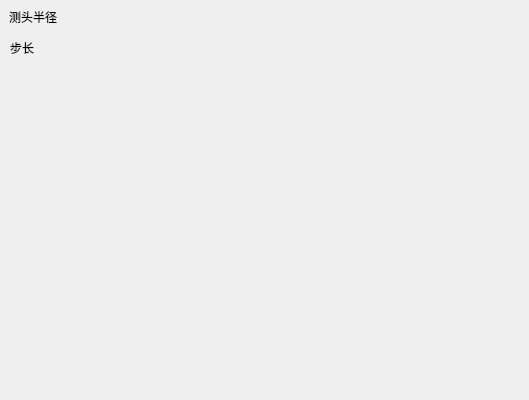
Above: Total/calculate.ui from miankongLiu/Total before the change. Below: the same form after it.
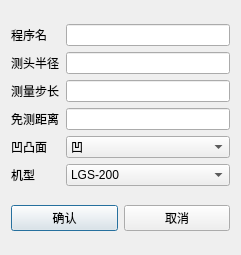
That is the form after the change. Icons and pictures are not drawn.

```diff
--- a/Total/calculate.ui
+++ b/Total/calculate.ui
@@ -6,39 +6,512 @@
    <rect>
     <x>0</x>
     <y>0</y>
-    <width>529</width>
-    <height>400</height>
+    <width>241</width>
+    <height>255</height>
    </rect>
   </property>
   <property name="windowTitle">
    <string>Dialog</string>
   </property>
-  <widget class="QLabel" name="label">
-   <property name="geometry">
-    <rect>
-     <x>10</x>
-     <y>40</y>
-     <width>54</width>
-     <height>16</height>
-    </rect>
-   </property>
-   <property name="text">
-    <string>步长</string>
-   </property>
-  </widget>
-  <widget class="QLabel" name="label_2">
-   <property name="geometry">
-    <rect>
-     <x>9</x>
-     <y>9</y>
-     <width>54</width>
-     <height>16</height>
-    </rect>
-   </property>
-   <property name="text">
-    <string>测头半径</string>
-   </property>
-  </widget>
+  <property name="styleSheet">
+   <string notr="true">QPalette{background:#F5F5F5;}QGroupBox#gboxDevicePanel&gt;QLabel{color:#000000;}
+
+QWidget#frmMain,QWidget[Form=&quot;true&quot;]{
+border:1px solid #B2B6B9;
+border-radius:0px;
+}
+
+.QFrame{
+border:1px solid #B2B6B9;
+border-radius:5px;
+}
+
+QLabel,QLineEdit,QTextEdit,QPlainTextEdit,QSpinBox,QGroupBox,QComboBox,QDateEdit,QTimeEdit,QDateTimeEdit,QSpinBox,QTreeView,QListView,QTableView,QTabWidget::pane{
+color:#000000;
+}
+
+QWidget#widget_title{
+background:qlineargradient(spread:pad,x1:0,y1:0,x2:0,y2:1,stop:0 #E1E4E6,stop:1 #CCD3D9);
+}
+
+QLabel#lab_Ico,QLabel#lab_Title{
+border-radius:0px;
+color:#000000;
+background-color:rgba(0,0,0,0);
+border-style:none;
+}
+
+QToolButton::menu-indicator{
+image:None;
+}
+
+QToolButton,QWidget#widget_frm&gt;QLabel{
+border-style:none;
+padding:10px;
+color:#000000;
+background:qlineargradient(spread:pad,x1:0,y1:0,x2:0,y2:1,stop:0 #E1E4E6,stop:1 #CCD3D9);
+}
+
+QToolButton:hover,QWidget#widget_frm&gt;QLabel:hover{
+background:qlineargradient(spread:pad,x1:0,y1:0,x2:0,y2:1,stop:0 #F2F3F4,stop:1 #E7E9EB);
+}
+
+QLabel[labVideo=&quot;true&quot;]{
+color:#000000;
+border:1px solid #B2B6B9;
+background:qlineargradient(spread:pad,x1:0,y1:0,x2:0,y2:1,stop:0 #E1E4E6,stop:1 #CCD3D9);
+}
+
+QLabel[labVideo=&quot;true&quot;]:focus{
+border:1px solid #FF0000;
+background:qlineargradient(spread:pad,x1:0,y1:0,x2:0,y2:1,stop:0 #F2F3F4,stop:1 #E7E9EB);
+}
+
+QLineEdit,QTextEdit,QPlainTextEdit,QSpinBox{
+border:1px solid #B2B6B9;
+border-radius:5px;
+padding:2px;
+background:none;
+selection-background-color:#E1E4E6;
+selection-color:#000000;
+}
+
+QLineEdit[echoMode=&quot;2&quot;]{
+lineedit-password-character:9679;
+}
+
+.QGroupBox{
+border:1px solid #B2B6B9;
+border-radius:5px;
+}
+
+.QPushButton{
+border-style:none;
+border:1px solid #B2B6B9;
+color:#000000;
+padding:5px;
+min-height:20px;
+border-radius:5px;
+background:qlineargradient(spread:pad,x1:0,y1:0,x2:0,y2:1,stop:0 #E1E4E6,stop:1 #CCD3D9);
+}
+
+.QPushButton:hover{
+background:qlineargradient(spread:pad,x1:0,y1:0,x2:0,y2:1,stop:0 #F2F3F4,stop:1 #E7E9EB);
+}
+
+.QPushButton:pressed{
+background:qlineargradient(spread:pad,x1:0,y1:0,x2:0,y2:1,stop:0 #E1E4E6,stop:1 #CCD3D9);
+}
+
+.QPushButton:disabled{
+color:#838383;
+background:#F4F4F4;
+}
+
+QPushButton#btnSplitterH{
+padding:2px;
+min-height:8px;
+}
+
+QPushButton#btnMenu,QPushButton#btnMenu_Min,QPushButton#btnMenu_Max,QPushButton#btnMenu_Close,QPushButton#btnSplitterV,QPushButton#btnSplitterH{
+border-radius:0px;
+color:#000000;
+background-color:rgba(0,0,0,0);
+border-style:none;
+}
+
+QPushButton#btnMenu:hover,QPushButton#btnMenu_Min:hover,QPushButton#btnMenu_Max:hover,QPushButton#btnSplitterV:hover,QPushButton#btnSplitterH:hover{
+background-color:qlineargradient(spread:pad,x1:0,y1:1,x2:0,y2:0,stop:0 rgba(25,134,199,0),stop:1 #F2F3F4);
+}
+
+QPushButton#btnMenu_Close:hover{
+background-color:qlineargradient(spread:pad,x1:0,y1:1,x2:0,y2:0,stop:0 rgba(238,0,0,128),stop:1 rgba(238,44,44,255));
+}
+
+QCheckBox{
+color:#000000;
+spacing:2px;
+}
+
+QCheckBox::indicator{
+width:20px;
+height:20px;
+}
+
+QCheckBox::indicator:unchecked{
+image:url(:/image/checkbox_unchecked.png);
+}
+
+QCheckBox::indicator:checked{
+image:url(:/image/checkbox_checked.png);
+}
+
+QRadioButton{
+color:#000000;
+spacing:2px;
+}
+
+QRadioButton::indicator{
+width:15px;
+height:15px;
+}
+
+QRadioButton::indicator::unchecked{
+image:url(:/image/radio_normal.png);
+}
+
+QRadioButton::indicator::checked{
+image:url(:/image/radio_selected.png);
+}
+
+QSpinBox::up-button,QDateEdit::up-button,QTimeEdit::up-button,QDateTimeEdit::up-button{
+image:url(:/image/add_top.png);
+}
+
+QSpinBox::down-button,QDateEdit::down-button,QTimeEdit::down-button,QDateTimeEdit::down-button{
+image:url(:/image/add_bottom.png);
+}
+
+QComboBox,QDateEdit,QTimeEdit,QDateTimeEdit,QSpinBox{
+border-radius:3px;
+padding:3px 5px 3px 5px;
+border:1px solid #B2B6B9;
+background:none;
+selection-background-color:#E1E4E6;
+selection-color:#000000;
+}
+
+QComboBox::drop-down,QDateEdit::drop-down,QTimeEdit::drop-down,QDateTimeEdit::drop-down{
+subcontrol-origin:padding;
+subcontrol-position:top right;
+width:15px;
+border-left-width:1px;
+border-left-style:solid;
+border-top-right-radius:3px;
+border-bottom-right-radius:3px;
+border-left-color:#B2B6B9;
+}
+
+QComboBox::down-arrow,QDateEdit::down-arrow,QTimeEdit::down-arrow,QDateTimeEdit::down-arrow{
+image:url(:/image/add_bottom.png);
+}
+
+QMenu{
+color:#000000;
+background-color:#E1E4E6;
+margin:2px;
+}
+
+QMenu::item{
+padding:3px 20px 3px 20px;
+}
+
+QMenu::indicator{
+width:13px;
+height:13px;
+}
+
+QMenu::item:selected{
+color:#000000;
+border:0px solid #B2B6B9;
+background:qlineargradient(spread:pad,x1:0,y1:0,x2:0,y2:1,stop:0 #E1E4E6,stop:1 #CCD3D9);
+}
+
+QMenu::separator{
+height:1px;
+background:#B2B6B9;
+}
+
+QProgressBar{
+background:#E1E4E6;
+border-radius:5px;
+text-align:center;
+border:1px solid #B2B6B9;
+}
+
+QProgressBar::chunk{
+width:5px;
+margin:0.5px;
+background-color:#B2B6B9;
+}
+
+QSlider::groove:horizontal,QSlider::add-page:horizontal{
+height:8px;
+border-radius:3px;
+background:#B2B6B9;
+}
+
+QSlider::sub-page:horizontal{
+height:8px;
+border-radius:3px;
+background:#787878;
+}
+
+QSlider::handle:horizontal{
+width:13px;
+margin-top:-3px;
+margin-bottom:-3px;
+border-radius:6px;
+background:qradialgradient(spread:pad,cx:0.5,cy:0.5,radius:0.5,fx:0.5,fy:0.5,stop:0.6 #FFFFFF,stop:0.8 #B2B6B9);
+}
+
+QSlider::groove:vertical,QSlider::sub-page:vertical{
+width:8px;
+border-radius:3px;
+background:#B2B6B9;
+}
+
+QSlider::add-page:vertical{
+width:8px;
+border-radius:3px;
+background:#787878;
+}
+
+QSlider::handle:vertical{
+height:13px;
+margin-left:-2px;
+margin-right:-3px;
+border-radius:6px;
+background:qradialgradient(spread:pad,cx:0.5,cy:0.5,radius:0.5,fx:0.5,fy:0.5,stop:0.6 #FFFFFF,stop:0.8 #B2B6B9);
+}
+
+QScrollBar:vertical{
+width:10px;
+background-color:rgba(0,0,0,0%);
+padding-top:10px;
+padding-bottom:10px;
+}
+
+QScrollBar:horizontal{
+height:10px;
+background-color:rgba(0,0,0,0%);
+padding-left:10px;
+padding-right:10px;
+}
+
+QScrollBar::handle:vertical,QScrollBar::handle:horizontal{
+width:10px;
+background:#CCD3D9;
+}
+
+QScrollBar::handle:vertical:hover,QScrollBar::handle:horizontal:hover{
+width:10px;
+background:#E7E9EB;
+}
+
+QScrollBar::add-line:vertical{
+height:10px;
+width:10px;
+subcontrol-position:bottom;
+subcontrol-origin:margin;
+border-border-image:url(:/image/add_bottom.png);
+}
+
+QScrollBar::add-line:horizontal{
+height:10px;
+width:10px;
+subcontrol-position:right;
+subcontrol-origin:margin;
+border-image:url(:/image/add_right.png);
+}
+
+QScrollBar::sub-line:vertical{
+height:10px;
+width:10px;
+subcontrol-position:top;
+subcontrol-origin:margin;
+border-image:url(:/image/add_top.png);
+}
+
+QScrollBar::sub-line:horizontal{
+height:10px;
+width:10px;
+subcontrol-position:left;
+subcontrol-origin:margin;
+image:url(:/image/add_left.png);
+}
+
+QScrollBar::add-page:vertical,QScrollBar::sub-page:vertical,QScrollBar::add-page:horizontal,QScrollBar::sub-page:horizontal{
+width:10px;
+background:#B2B6B9;
+}
+
+QScrollArea{
+border:0px;
+}
+
+QTreeView,QListView,QTableView,QTabWidget::pane{
+border:1px solid #B2B6B9;
+selection-background-color:#F2F3F4;
+selection-color:#000000;
+alternate-background-color:#E7E9EB;
+}
+
+QTableView::item:selected,QListView::item:selected,QTreeView::item:selected{
+color:#000000;
+background:qlineargradient(spread:pad,x1:0,y1:0,x2:0,y2:1,stop:0 #E1E4E6,stop:1 #CCD3D9);
+}
+
+QTableView::item:hover,QListView::item:hover,QTreeView::item:hover{
+color:#000000;
+background:qlineargradient(spread:pad,x1:0,y1:0,x2:0,y2:1,stop:0 #F2F3F4,stop:1 #E7E9EB);
+}
+
+QTableView::item,QListView::item,QTreeView::item{
+padding:5px;
+margin:0px;
+}
+
+QHeaderView::section,QTableCornerButton:section{
+padding:3px;
+margin:0px;
+color:#000000;
+border:1px solid #B2B6B9;
+background:qlineargradient(spread:pad,x1:0,y1:0,x2:0,y2:1,stop:0 #F2F3F4,stop:1 #E7E9EB);
+}
+
+QTabBar::tab{
+border-radius:5px;
+border:1px solid #B2B6B9;
+color:#000000;
+min-width:55px;
+min-height:20px;
+padding:3px 8px 3px 8px;
+margin:1px;
+background:qlineargradient(spread:pad,x1:0,y1:0,x2:0,y2:1,stop:0 #F2F3F4,stop:1 #E7E9EB);
+}
+
+QTabBar::tab:selected,QTabBar::tab:hover{
+background:qlineargradient(spread:pad,x1:0,y1:0,x2:0,y2:1,stop:0 #E1E4E6,stop:1 #CCD3D9);
+}
+
+QStatusBar::item{
+border:0px solid #E1E4E6;
+border-radius:3px;
+}
+
+QToolBox::tab,QToolTip,QGroupBox#gboxDevicePanel{
+padding:3px;
+border-radius: 5px;
+color:#000000;
+background:qlineargradient(spread:pad,x1:0,y1:0,x2:0,y2:1,stop:0 #E1E4E6,stop:1 #CCD3D9);
+}
+
+QToolBox::tab:selected{
+background:qlineargradient(spread:pad,x1:0,y1:0,x2:0,y2:1,stop:0 #F2F3F4,stop:1 #E7E9EB);
+}
+</string>
+  </property>
+  <layout class="QGridLayout" name="gridLayout">
+   <item row="0" column="0" colspan="2">
+    <layout class="QHBoxLayout" name="horizontalLayout">
+     <item>
+      <layout class="QVBoxLayout" name="verticalLayout">
+       <item>
+        <widget class="QLabel" name="label">
+         <property name="text">
+          <string>程序名</string>
+         </property>
+        </widget>
+       </item>
+       <item>
+        <widget class="QLabel" name="label_2">
+         <property name="text">
+          <string>测头半径</string>
+         </property>
+        </widget>
+       </item>
+       <item>
+        <widget class="QLabel" name="label_3">
+         <property name="text">
+          <string>测量步长</string>
+         </property>
+        </widget>
+       </item>
+       <item>
+        <widget class="QLabel" name="label_4">
+         <property name="text">
+          <string>免测距离</string>
+         </property>
+        </widget>
+       </item>
+       <item>
+        <widget class="QLabel" name="label_5">
+         <property name="text">
+          <string>凹凸面</string>
+         </property>
+        </widget>
+       </item>
+       <item>
+        <widget class="QLabel" name="label_6">
+         <property name="text">
+          <string>机型</string>
+         </property>
+        </widget>
+       </item>
+      </layout>
+     </item>
+     <item>
+      <layout class="QVBoxLayout" name="verticalLayout_2">
+       <item>
+        <widget class="QLineEdit" name="p_Name"/>
+       </item>
+       <item>
+        <widget class="QLineEdit" name="p_r"/>
+       </item>
+       <item>
+        <widget class="QLineEdit" name="p_step"/>
+       </item>
+       <item>
+        <widget class="QLineEdit" name="p_free"/>
+       </item>
+       <item>
+        <widget class="QComboBox" name="comboBox">
+         <item>
+          <property name="text">
+           <string>凹</string>
+          </property>
+         </item>
+         <item>
+          <property name="text">
+           <string>凸</string>
+          </property>
+         </item>
+        </widget>
+       </item>
+       <item>
+        <widget class="QComboBox" name="comboBox_2">
+         <item>
+          <property name="text">
+           <string>LGS-200</string>
+          </property>
+         </item>
+         <item>
+          <property name="text">
+           <string>LGS-300</string>
+          </property>
+         </item>
+        </widget>
+       </item>
+      </layout>
+     </item>
+    </layout>
+   </item>
+   <item row="1" column="0">
+    <widget class="QPushButton" name="pb_Yes">
+     <property name="text">
+      <string>确认</string>
+     </property>
+    </widget>
+   </item>
+   <item row="1" column="1">
+    <widget class="QPushButton" name="pb_Cancel">
+     <property name="text">
+      <string>取消</string>
+     </property>
+    </widget>
+   </item>
+  </layout>
  </widget>
  <resources/>
  <connections/>
```
